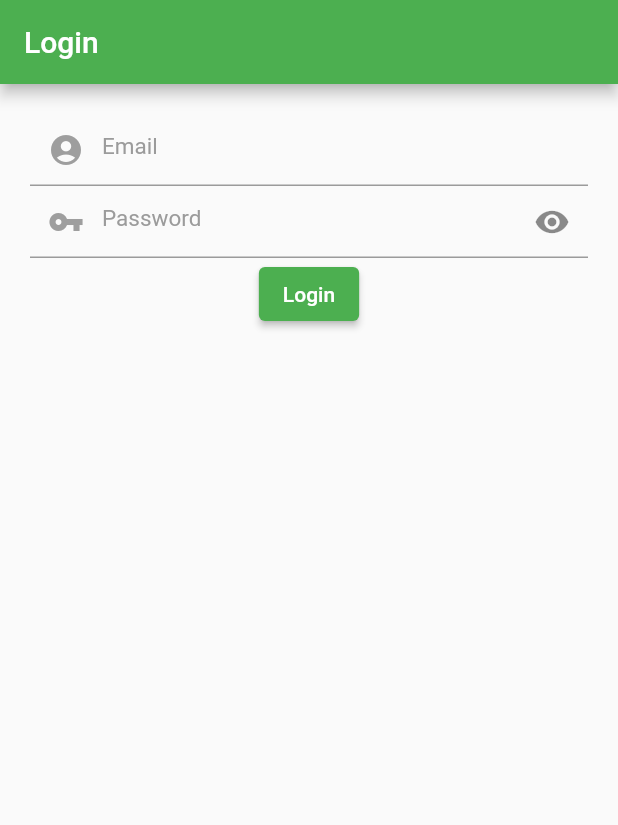
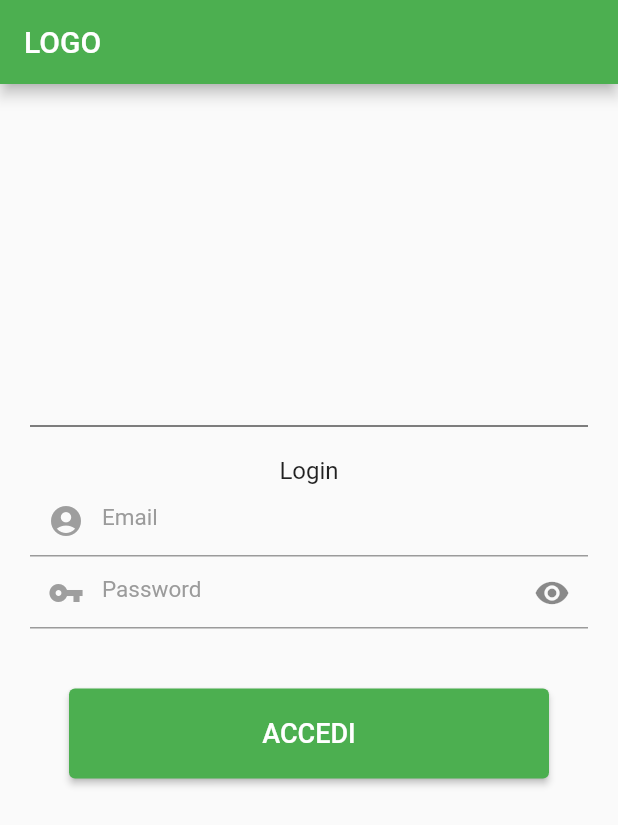
Before and after one commit to Aquaconsulting/Meary---App, a Flutter app: the screen it shows after launch, on a phone screen of 412 x 824 dp. Shown: the top 825 px of the screen. Run offline on Flutter 3.47's test engine with Material 2 defaults, Android fonts, the phone set to English and light mode, and no system bars; our stand-ins replace email_validator, shared_preferences; missing offline and left inert: awesome_select.

Commit message:
customize login

```diff
--- a/lib/pages/login.dart
+++ b/lib/pages/login.dart
@@ -85,11 +85,24 @@ class _LoginPageState extends State<LoginPage> {
   Widget build(BuildContext context) {
     return Scaffold(
         appBar: AppBar(
-          title: const Text('Login'),
+          title: const Text('LOGO'),
         ),
         body: Container(
           margin: const EdgeInsets.all(20),
-          child: Form(
+          child: Column(
+            children: [
+              SizedBox(
+                height: 200,
+              ),
+              Divider(color: Colors.black),
+              SizedBox(
+                height: 12,
+              ),
+              Text(
+                'Login',
+                style: TextStyle(fontSize: 16),
+              ),
+              Form(
                   // autovalidateMode: AutovalidateMode.always,
                   key: _formKey,
                   child: Column(
@@ -149,7 +162,13 @@ class _LoginPageState extends State<LoginPage> {
                           return null;
                         },
                       ),
-                  ElevatedButton(
+                      SizedBox(
+                        height: 40,
+                      ),
+                      Container(
+                        height: 60,
+                        width: 320,
+                        child: ElevatedButton(
                             onPressed: loading
                                 ? null
                                 : () {
@@ -157,18 +176,25 @@ class _LoginPageState extends State<LoginPage> {
                                       _formKey.currentState!.save();
                                       loginUser();
                                       //funzione per chiudere la tastiera automaticamente
-                                FocusManager.instance.primaryFocus?.unfocus();
+                                      FocusManager.instance.primaryFocus
+                                          ?.unfocus();
                                     }
                                   },
                             child: loading
                                 ? const Text('Caricamento...')
-                          : const Text('Login')),
+                                : const Text(
+                                    'ACCEDI',
+                                    style: TextStyle(fontSize: 18),
+                                  )),
+                      ),
                       Container(
                         margin: const EdgeInsets.only(top: 20),
                         child: Text(errorMessage != '' ? errorMessage : ''),
                       )
                     ],
                   )),
+            ],
+          ),
         ));
   }
 }
```
Lines whose indentation alone changed are shown as unchanged.
